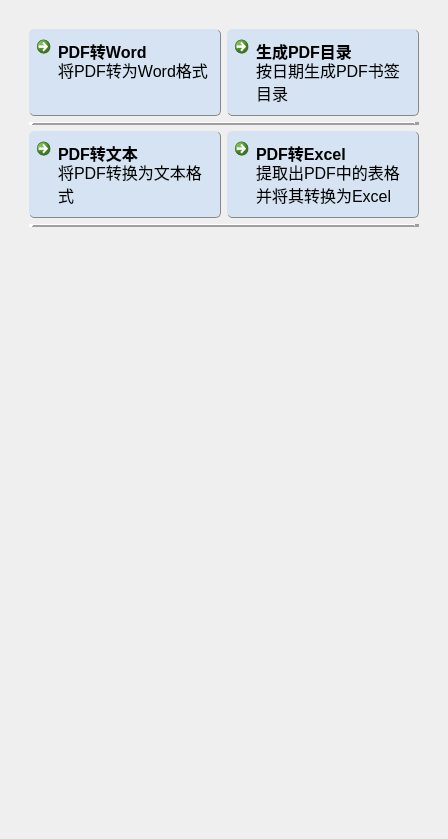
LC044/EasyBox, file app/ui/memotrace_enhance/enhance_ui.ui: the form before one commit.
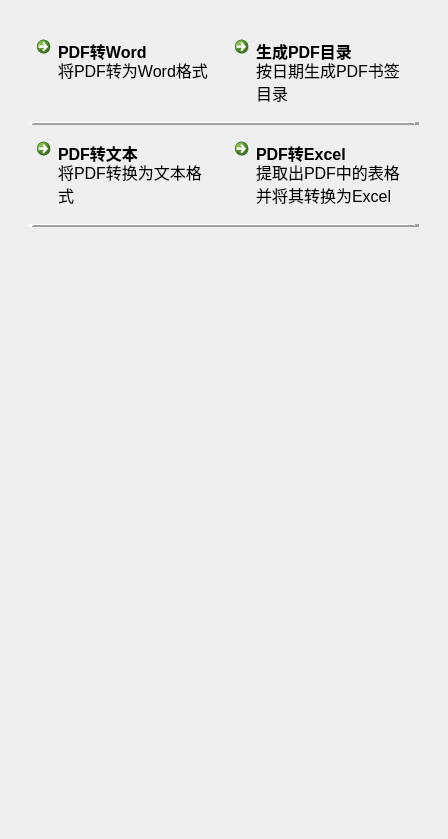
The form after the commit. Icons and pictures are not drawn.

Patch:
```diff
--- a/app/ui/memotrace_enhance/enhance_ui.ui
+++ b/app/ui/memotrace_enhance/enhance_ui.ui
@@ -14,26 +14,9 @@
    <string>Form</string>
   </property>
   <property name="styleSheet">
-   <string notr="true">QPushButton{
-    background-color: rgb(250,252,253);
-    border-radius: 5px;
+   <string notr="true">QCommandLinkButton{
+    border-radius: 10px;
     padding: 8px;
-	font-size:12pt;
-    border-right: 2px solid #888888;  /* 按钮边框，2px宽，白色 */
-    border-bottom: 2px solid #888888;  /* 按钮边框，2px宽，白色 */
-    border-left: 1px solid #ffffff;  /* 按钮边框，2px宽，白色 */
-    border-top: 1px solid #ffffff;  /* 按钮边框，2px宽，白色 */
-}
-
-
-QCommandLinkButton{
-    background-color: rgb(214,227,242);
-    border-radius: 5px;
-    padding: 8px;
-    border-right: 1px solid #888888;  /* 按钮边框，2px宽，白色 */
-    border-bottom: 1px solid #888888;  /* 按钮边框，2px宽，白色 */
-    border-left: 0px solid #ffffff;  /* 按钮边框，2px宽，白色 */
-    border-top: 0px solid #ffffff;  /* 按钮边框，2px宽，白色 */
 }
 QPushButton:hover { 
 	border-right: 2px solid #888888;  /* 按钮边框，2px宽，白色 */
@@ -79,6 +62,11 @@
             <property name="enabled">
              <bool>true</bool>
             </property>
+            <property name="font">
+             <font>
+              <pointsize>12</pointsize>
+             </font>
+            </property>
             <property name="cursor">
              <cursorShape>PointingHandCursor</cursorShape>
             </property>
@@ -141,6 +129,11 @@
               <verstretch>0</verstretch>
              </sizepolicy>
             </property>
+            <property name="font">
+             <font>
+              <pointsize>12</pointsize>
+             </font>
+            </property>
             <property name="cursor">
              <cursorShape>PointingHandCursor</cursorShape>
             </property>
@@ -213,6 +206,11 @@
             <property name="enabled">
              <bool>true</bool>
             </property>
+            <property name="font">
+             <font>
+              <pointsize>12</pointsize>
+             </font>
+            </property>
             <property name="cursor">
              <cursorShape>PointingHandCursor</cursorShape>
             </property>
@@ -269,6 +267,11 @@
             <property name="enabled">
              <bool>true</bool>
             </property>
+            <property name="font">
+             <font>
+              <pointsize>12</pointsize>
+             </font>
+            </property>
             <property name="cursor">
              <cursorShape>PointingHandCursor</cursorShape>
             </property>
```
Left out of the diff: 41 changed lines with no effect on the pictures.
